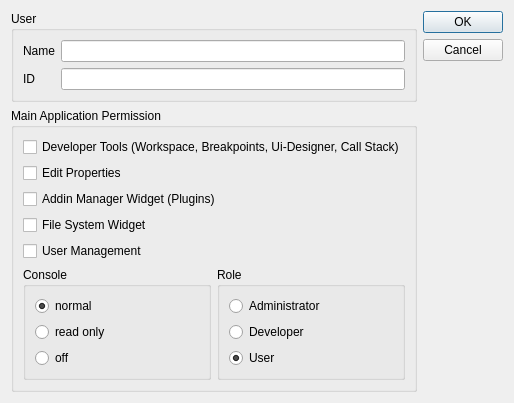
itom-project/itom, file Qitom/widgets/userManagementEdit.ui: the form before one commit.
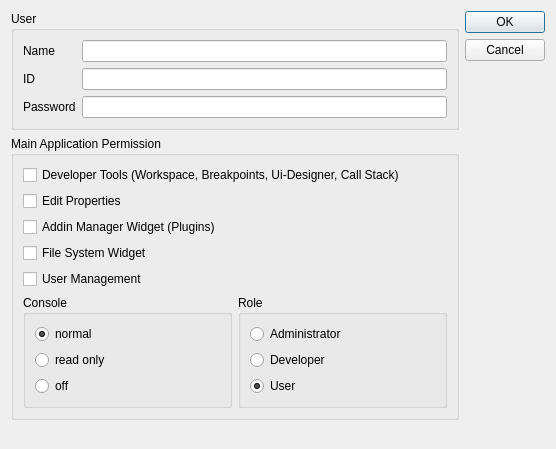
The form after the commit.

Commit message: added possibility to set password for users

```diff
--- a/Qitom/widgets/userManagementEdit.ui
+++ b/Qitom/widgets/userManagementEdit.ui
@@ -6,8 +6,8 @@
    <rect>
     <x>0</x>
     <y>0</y>
-    <width>475</width>
-    <height>371</height>
+    <width>556</width>
+    <height>449</height>
    </rect>
   </property>
   <property name="windowTitle">
@@ -22,15 +22,8 @@
         <string>User</string>
        </property>
        <layout class="QGridLayout" name="gridLayout">
-        <item row="0" column="0">
-         <widget class="QLabel" name="label">
-          <property name="text">
-           <string>Name</string>
-          </property>
-         </widget>
-        </item>
-        <item row="0" column="1">
-         <widget class="QLineEdit" name="lineEdit_name">
+        <item row="1" column="2">
+         <widget class="QLineEdit" name="lineEdit_id">
           <property name="enabled">
            <bool>true</bool>
           </property>
@@ -46,8 +39,8 @@
           </property>
          </widget>
         </item>
-        <item row="1" column="1">
-         <widget class="QLineEdit" name="lineEdit_id">
+        <item row="0" column="2">
+         <widget class="QLineEdit" name="lineEdit_name">
           <property name="enabled">
            <bool>true</bool>
           </property>
@@ -56,6 +49,27 @@
           </property>
          </widget>
         </item>
+        <item row="0" column="0">
+         <widget class="QLabel" name="label">
+          <property name="text">
+           <string>Name</string>
+          </property>
+         </widget>
+        </item>
+        <item row="2" column="0">
+         <widget class="QLabel" name="label_3">
+          <property name="text">
+           <string>Password</string>
+          </property>
+         </widget>
+        </item>
+        <item row="2" column="2">
+         <widget class="QLineEdit" name="lineEdit_password">
+          <property name="echoMode">
+           <enum>QLineEdit::Password</enum>
+          </property>
+         </widget>
+        </item>
        </layout>
       </widget>
      </item>
```
Left out of the diff: 16 changed lines with no effect on the pictures. The commit also changes 9 other files.
